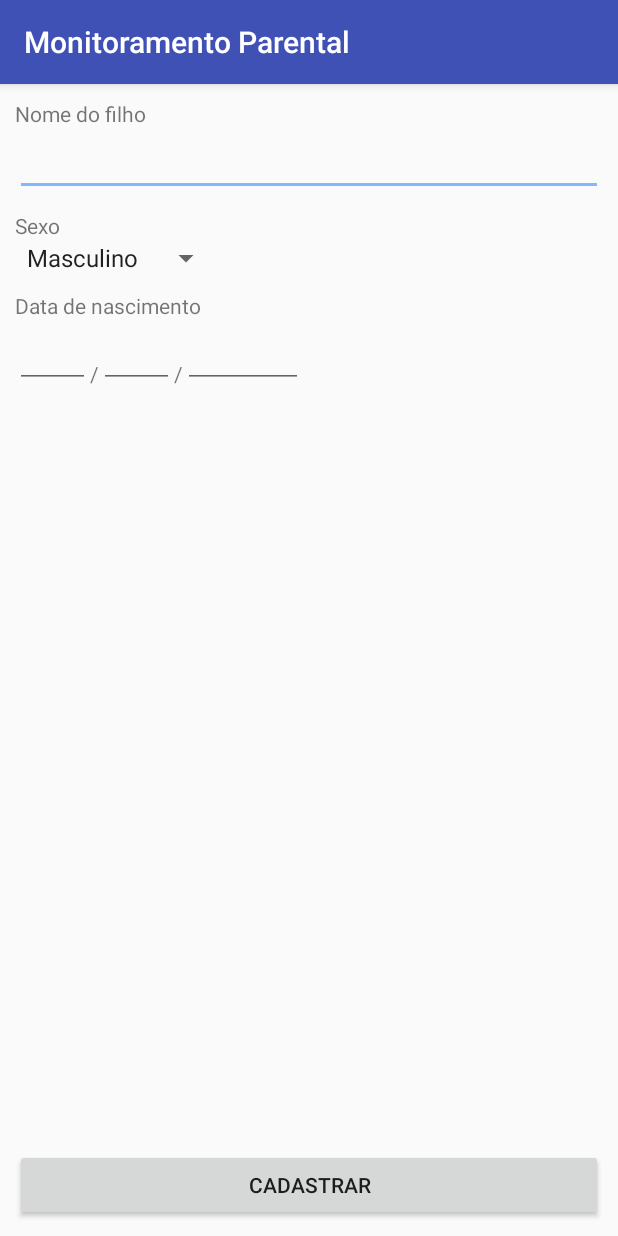
After one commit to thiagoretondar/parental-control-app, an Android app: the DeviceRegisterActivity screen opened directly, with no data from a screen before it, on a phone screen of 412 x 824 dp. The commit adds this screen. Run offline under Robolectric (Android 15) with nearby library versions, the phone set to English and light mode, and no system bars.

Commit message:
adding others screens of app

```diff
--- a/app/build.gradle
+++ b/app/build.gradle
@@ -23,10 +23,11 @@ android {
 dependencies {
     compile fileTree(dir: 'libs', include: ['*.jar'])
     testCompile 'junit:junit:4.12'
-    compile 'com.android.support:appcompat-v7:24.0.0'
-    compile 'com.google.android.gms:play-services:8.1.0'
+    compile 'com.android.support:appcompat-v7:24.2.1'
+    compile 'com.google.android.gms:play-services:9.4.0'
     compile 'com.squareup.retrofit2:retrofit:2.0.1'
     compile 'com.squareup.retrofit2:converter-jackson:2.1.0'
     compile 'com.squareup.okhttp3:logging-interceptor:3.2.0'
     compile 'com.squareup.picasso:picasso:2.5.2'
+    compile 'com.android.support:design:24.2.1'
 }
--- /dev/null
+++ b/app/src/main/java/fei/tcc/parentalcontrol/activity/DeviceRegisterActivity.java
@@ -0,0 +1,120 @@
+package fei.tcc.parentalcontrol.activity;
+
+import android.content.Intent;
+import android.provider.Settings;
+import android.support.v7.app.AppCompatActivity;
+import android.os.Bundle;
+import android.view.View;
+import android.widget.Button;
+import android.widget.EditText;
+import android.widget.Spinner;
+import android.widget.Toast;
+
+import fei.tcc.parentalcontrol.R;
+import fei.tcc.parentalcontrol.config.RetrofitConfig;
+import fei.tcc.parentalcontrol.dao.UserDao;
+import fei.tcc.parentalcontrol.rest.APIPlug;
+import fei.tcc.parentalcontrol.rest.dto.UserChildCreationDto;
+import fei.tcc.parentalcontrol.rest.dto.UserLoginIdResponseDto;
+import retrofit2.Call;
+import retrofit2.Callback;
+import retrofit2.Response;
+
+public class DeviceRegisterActivity extends AppCompatActivity implements View.OnClickListener {
+
+    private EditText name;
+
+    private Spinner sexOptions;
+
+    private EditText day;
+
+    private EditText month;
+
+    private EditText year;
+
+    private Button registerChildButton;
+
+    private UserDao userDao;
+
+    private String deviceId;
+
+    @Override
+    protected void onCreate(Bundle savedInstanceState) {
+        super.onCreate(savedInstanceState);
+        setContentView(R.layout.activity_device_register);
+
+        userDao = new UserDao(DeviceRegisterActivity.this);
+
+        deviceId = Settings.Secure.getString(getContentResolver(), Settings.Secure.ANDROID_ID);
+
+        name = (EditText) findViewById(R.id.edit_text_user_name);
+        sexOptions = (Spinner) findViewById(R.id.spinner_user_sex);
+        day = (EditText) findViewById(R.id.edit_text_user_day);
+        month = (EditText) findViewById(R.id.edit_text_user_month);
+        year = (EditText) findViewById(R.id.edit_text_user_year);
+        registerChildButton = (Button) findViewById(R.id.btn_create_child_account);
+
+    }
+
+    @Override
+    protected void onResume() {
+
+        if (userDao.existsParent() && userDao.existsUser()) {
+            redirectToActivity(ListAppsActivity.class);
+        }
+
+        registerChildButton.setOnClickListener(this);
+        super.onResume();
+    }
+
+    @Override
+    public void onClick(View view) {
+        switch (view.getId()) {
+            case R.id.btn_create_child_account:
+                // Initalize Retrofit
+                APIPlug apiPlug = RetrofitConfig.get();
+
+                String yearStr = year.getText().toString();
+                String monthStr = month.getText().toString();
+                String dayStr = day.getText().toString();
+
+                UserChildCreationDto userChildCreationDto = new UserChildCreationDto();
+                userChildCreationDto.setName(name.getText().toString());
+                userChildCreationDto.setSex(sexOptions.getSelectedItem().toString().toLowerCase());
+                userChildCreationDto.setDeviceId(deviceId);
+                userChildCreationDto.setParentId(userDao.selectParentId());
+                userChildCreationDto.setBirthdate(yearStr + "-" + monthStr + "-" + dayStr);
+
+                Call<UserLoginIdResponseDto> userChildCall = apiPlug.createUserChild(userChildCreationDto);
+                userChildCall.enqueue(new Callback<UserLoginIdResponseDto>() {
+                    @Override
+                    public void onResponse(Call<UserLoginIdResponseDto> call, Response<UserLoginIdResponseDto> response) {
+                        UserLoginIdResponseDto newUserChildResponse = response.body();
+
+                        Integer userId = newUserChildResponse.getUserId();
+                        if (userId == -1 || !newUserChildResponse.isRegistered()) {
+                            Toast.makeText(DeviceRegisterActivity.this, "Erro ao criar usuário", Toast.LENGTH_SHORT).show();
+                            return;
+                        }
+
+                        Integer parentId = userDao.selectParentId();
+
+                        userDao.insertUser(userId, deviceId, parentId);
+
+                        redirectToActivity(AppPermissionActivity.class);
+                    }
+
+                    @Override
+                    public void onFailure(Call<UserLoginIdResponseDto> call, Throwable t) {
+                        Toast.makeText(DeviceRegisterActivity.this, "Falha ao logar usuário!", Toast.LENGTH_SHORT).show();
+                    }
+                });
+                break;
+        }
+    }
+
+    private void redirectToActivity(Class<?> cls) {
+        Intent appUsageActivity = new Intent(DeviceRegisterActivity.this, cls);
+        startActivity(appUsageActivity);
+    }
+}
--- a/app/src/main/java/fei/tcc/parentalcontrol/dao/UserDao.java
+++ b/app/src/main/java/fei/tcc/parentalcontrol/dao/UserDao.java
@@ -5,12 +5,6 @@ import android.content.Context;
 import android.database.Cursor;
 import android.database.sqlite.SQLiteDatabase;
 import android.database.sqlite.SQLiteOpenHelper;
-
-import java.util.HashMap;
-import java.util.List;
-import java.util.Map;
-
-import static java.util.Arrays.asList;
 
 /**
  * Created by thiagoretondar on 19/11/16.
@@ -20,14 +14,15 @@ public class UserDao extends SQLiteOpenHelper {
     private static final String TABLE_NAME = "user";
 
     public UserDao(Context context) {
-        super(context, "ParentDao", null, 1);
+        super(context, "UserDao", null, 1);
     }
 
     @Override
     public void onCreate(SQLiteDatabase sqLiteDatabase) {
         String sql = "CREATE TABLE " + TABLE_NAME + " (" +
-                "user_id INTEGER NOT NULL," +
-                "device_id TEXT NOT NULL" +
+                "user_id INTEGER," +
+                "device_id TEXT," +
+                "parent_id INTEGER" +
                 ")";
         sqLiteDatabase.execSQL(sql);
     }
@@ -39,14 +34,23 @@ public class UserDao extends SQLiteOpenHelper {
         onCreate(sqLiteDatabase);
     }
 
-    public void insert(Integer userId, String deviceId) {
+    public void insertParent(Integer parentId) {
+        SQLiteDatabase db = getWritableDatabase();
+
+        ContentValues values = new ContentValues();
+        values.put("parent_id", parentId);
+
+        db.insert(TABLE_NAME, null, values);
+    }
+
+    public void insertUser(Integer userId, String deviceId, Integer parentId) {
         SQLiteDatabase db = getWritableDatabase();
 
         ContentValues values = new ContentValues();
         values.put("user_id", userId);
         values.put("device_id", deviceId);
 
-        db.insert(TABLE_NAME, null, values);
+        db.update(TABLE_NAME, values, "parent_id = " + parentId, null);
     }
 
     public Long selectIdFromUser() {
@@ -73,7 +77,7 @@ public class UserDao extends SQLiteOpenHelper {
     public boolean existsUser() {
         SQLiteDatabase db = getReadableDatabase();
 
-        String sql = "SELECT count(*) as count FROM " + TABLE_NAME;
+        String sql = "SELECT count(*) as count FROM " + TABLE_NAME + " WHERE user_id IS NOT NULL and device_id IS NOT NULL";
 
         Cursor cursor = db.rawQuery(sql, null);
         cursor.moveToFirst();
@@ -82,4 +86,28 @@ public class UserDao extends SQLiteOpenHelper {
         return (count == 1) ? true : false;
     }
 
+    public boolean existsParent() {
+        SQLiteDatabase db = getReadableDatabase();
+
+        String sql = "SELECT count(*) as count FROM " + TABLE_NAME + " WHERE parent_id IS NOT NULL";
+
+        Cursor cursor = db.rawQuery(sql, null);
+        cursor.moveToFirst();
+        int count = cursor.getInt(cursor.getColumnIndex("count"));
+
+        return (count == 1) ? true : false;
+    }
+
+    public Integer selectParentId() {
+        SQLiteDatabase db = getReadableDatabase();
+
+        String sql = "SELECT parent_id FROM " + TABLE_NAME;
+
+        Cursor cursor = db.rawQuery(sql, null);
+        cursor.moveToFirst();
+
+        int parentId = cursor.getInt(cursor.getColumnIndex("parent_id"));
+
+        return parentId;
+    }
 }
--- a/app/src/main/java/fei/tcc/parentalcontrol/rest/APIPlug.java
+++ b/app/src/main/java/fei/tcc/parentalcontrol/rest/APIPlug.java
@@ -4,6 +4,8 @@ import fei.tcc.parentalcontrol.rest.dto.AllAppsInfoDto;
 import fei.tcc.parentalcontrol.rest.dto.LastDatetimeUsedDto;
 import fei.tcc.parentalcontrol.rest.dto.ParentCreationDto;
 import fei.tcc.parentalcontrol.rest.dto.ParentLoginDto;
+import fei.tcc.parentalcontrol.rest.dto.ParentLoginIdResponseDto;
+import fei.tcc.parentalcontrol.rest.dto.UserChildCreationDto;
 import fei.tcc.parentalcontrol.rest.dto.UserLoginIdResponseDto;
 import retrofit2.Call;
 import retrofit2.http.Body;
@@ -18,9 +20,11 @@ public interface APIPlug {
     Call<LastDatetimeUsedDto> sendAllAppsInfo(@Body AllAppsInfoDto allAppsInfoDto);
 
     @POST("/parent/create")
-    Call<UserLoginIdResponseDto> createNewParentUser(@Body ParentCreationDto parentCreationDto);
+    Call<ParentLoginIdResponseDto> createNewParentUser(@Body ParentCreationDto parentCreationDto);
 
     @POST("/parent/login")
-    Call<UserLoginIdResponseDto> loginUserParent(@Body ParentLoginDto parentLoginDto);
+    Call<ParentLoginIdResponseDto> loginUserParent(@Body ParentLoginDto parentLoginDto);
 
+    @POST("/parent/user/create")
+    Call<UserLoginIdResponseDto> createUserChild(@Body UserChildCreationDto userChildCreationDto);
 }
--- /dev/null
+++ b/app/src/main/res/layout/activity_device_register.xml
@@ -0,0 +1,105 @@
+<?xml version="1.0" encoding="utf-8"?>
+<RelativeLayout xmlns:android="http://schemas.android.com/apk/res/android"
+    xmlns:tools="http://schemas.android.com/tools"
+    android:orientation="vertical"
+    android:layout_width="match_parent"
+    android:layout_height="match_parent"
+    android:padding="10dp"
+    tools:context="fei.tcc.parentalcontrol.activity.DeviceRegisterActivity">
+
+    <TextView
+        android:layout_width="match_parent"
+        android:layout_height="wrap_content"
+        android:text="Nome do filho"
+        android:id="@+id/textView6" />
+
+    <EditText
+        android:layout_width="match_parent"
+        android:layout_height="wrap_content"
+        android:id="@+id/edit_text_user_name"
+        android:layout_below="@+id/textView6"
+        android:layout_alignParentStart="true"
+        android:layout_marginBottom="10dp"/>
+
+    <TextView
+        android:layout_width="match_parent"
+        android:layout_height="wrap_content"
+        android:text="Sexo"
+        android:layout_below="@+id/edit_text_user_name"
+        android:layout_alignParentStart="true"
+        android:id="@+id/textView2" />
+
+    <Spinner
+        android:id="@+id/spinner_user_sex"
+        android:layout_width="wrap_content"
+        android:layout_height="wrap_content"
+        android:drawSelectorOnTop="true"
+        android:entries="@array/sex_options"
+        android:layout_below="@+id/textView2"
+        android:layout_alignParentStart="true"
+        android:layout_marginBottom="10dp"
+        />
+
+    <TextView
+        android:layout_width="match_parent"
+        android:layout_height="wrap_content"
+        android:layout_below="@+id/spinner_user_sex"
+        android:text="Data de nascimento"
+        android:id="@+id/textView3" />
+
+    <EditText
+        android:layout_width="50dp"
+        android:layout_height="wrap_content"
+        android:id="@+id/edit_text_user_day"
+        android:inputType="number"
+        android:textAlignment="center"
+        android:maxLength="2"
+        android:layout_below="@+id/textView3"
+        android:layout_alignParentStart="true" />
+
+    <TextView
+        android:layout_width="wrap_content"
+        android:layout_height="wrap_content"
+        android:text="/"
+        android:layout_alignBottom="@+id/edit_text_user_day"
+        android:layout_toEndOf="@+id/edit_text_user_day"
+        android:id="@+id/textView4" />
+
+    <EditText
+        android:layout_width="50dp"
+        android:layout_height="wrap_content"
+        android:id="@+id/edit_text_user_month"
+        android:inputType="number"
+        android:textAlignment="center"
+        android:maxLength="2"
+        android:layout_alignBaseline="@+id/edit_text_user_day"
+        android:layout_alignBottom="@+id/edit_text_user_day"
+        android:layout_toEndOf="@+id/textView4" />
+
+    <TextView
+        android:layout_width="wrap_content"
+        android:layout_height="wrap_content"
+        android:text="/"
+        android:layout_alignBottom="@+id/edit_text_user_month"
+        android:layout_toEndOf="@+id/edit_text_user_month"
+        android:id="@+id/textView5" />
+
+    <EditText
+        android:layout_width="80dp"
+        android:layout_height="wrap_content"
+        android:id="@+id/edit_text_user_year"
+        android:inputType="number"
+        android:textAlignment="center"
+        android:maxLength="4"
+        android:layout_alignBottom="@+id/textView5"
+        android:layout_toEndOf="@+id/textView5" />
+
+    <Button
+        android:id="@+id/btn_create_child_account"
+        android:layout_width="match_parent"
+        android:layout_height="wrap_content"
+        android:text="Cadastrar"
+        android:layout_alignParentBottom="true"
+        android:layout_alignParentStart="true" />
+
+</RelativeLayout>
--- a/app/src/main/res/values/strings.xml
+++ b/app/src/main/res/values/strings.xml
@@ -5,4 +5,8 @@
         statistics. You may need to enable access
         for this app through Settings > Security > Apps with usage access
     </string>
+    <string-array name="sex_options">
+        <item>Masculino</item>
+        <item>Feminino</item>
+    </string-array>
 </resources>
```
Also changed, not shown: app/src/main/AndroidManifest.xml (+14 -12 lines), app/src/main/java/fei/tcc/parentalcontrol/activity/ListAppsActivity.java (+38 -3 lines), app/src/main/java/fei/tcc/parentalcontrol/activity/LocationActivity.java (+0 -12 lines), app/src/main/java/fei/tcc/parentalcontrol/activity/LoginActivity.java (+13 -17 lines), app/src/main/java/fei/tcc/parentalcontrol/activity/RegisterActivity.java (+12 -12 lines), app/src/main/java/fei/tcc/parentalcontrol/adapter/SelectableAdapter.java (+8 -2 lines), app/src/main/java/fei/tcc/parentalcontrol/component/ForegroundProcessManager.java (+4 -4 lines), app/src/main/java/fei/tcc/parentalcontrol/rest/dto/ParentLoginIdResponseDto.java (added, +35 -0 lines), app/src/main/java/fei/tcc/parentalcontrol/rest/dto/UserChildCreationDto.java (added, +61 -0 lines), app/src/main/java/fei/tcc/parentalcontrol/rest/dto/UserLoginIdResponseDto.java (+8 -6 lines), app/src/main/java/fei/tcc/parentalcontrol/service/SendInfoService.java (+5 -4 lines).
